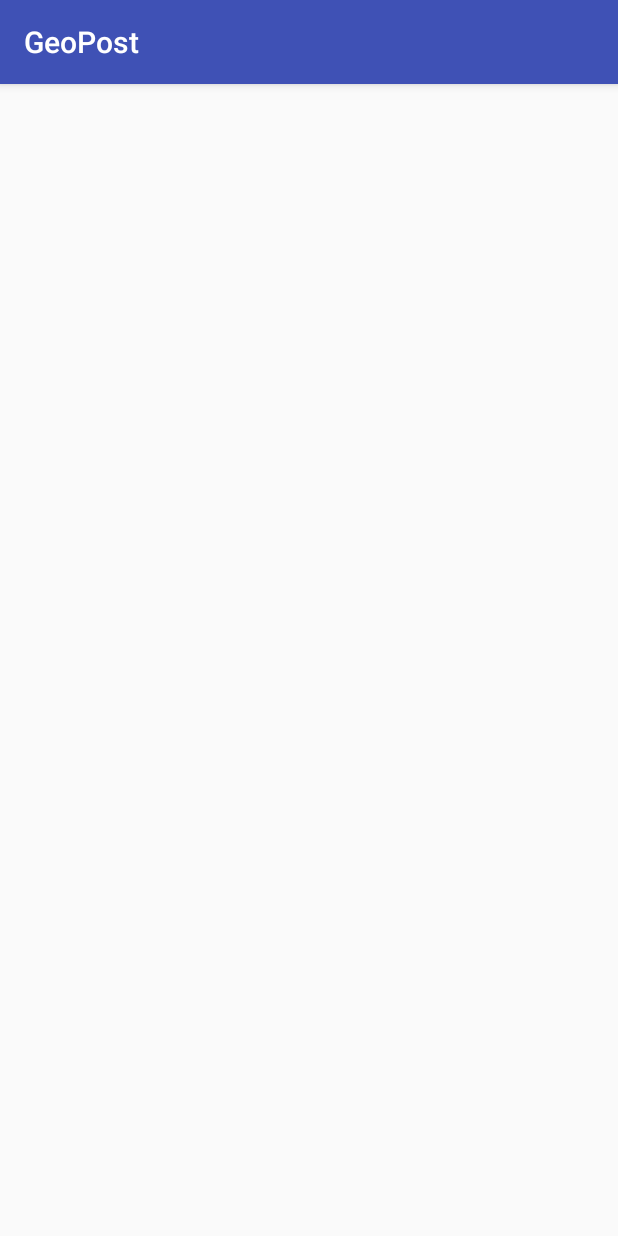
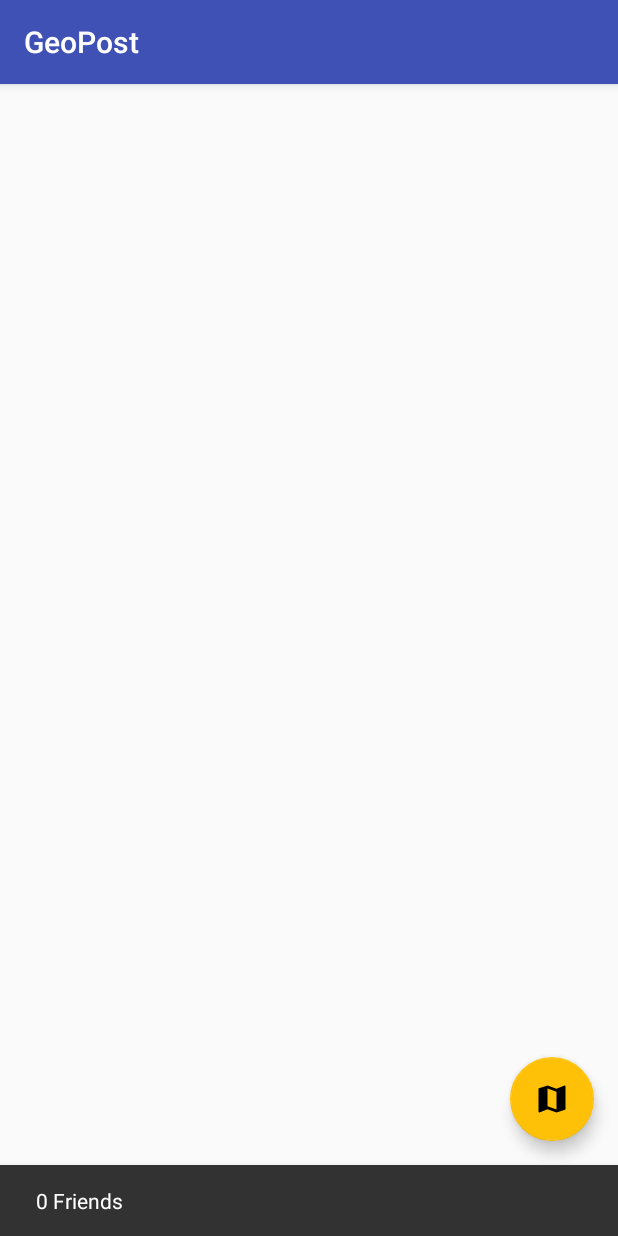
Before and after one commit to FilippoVajana/MobileComputing-AndroidLocationsApp, an Android app: the fragment FriendsFragment shown on its own in the app's theme, on a phone screen of 412 x 824 dp. Run offline under Robolectric (Android 15) with nearby library versions, the phone set to English and light mode, and no system bars.

Commit message:
replace old activity with fragment

```diff
--- a/app/src/main/AndroidManifest.xml
+++ b/app/src/main/AndroidManifest.xml
@@ -20,8 +20,6 @@
             </intent-filter>
         </activity>
         <activity
-            android:name=".activity.FriendsActivity"/>
-        <activity
             android:name=".activity.MainActivity"
             android:configChanges="orientation|screenSize"/>
         <!--
--- a/app/src/main/java/filippovajana/mcproject/activity/MainActivity.java
+++ b/app/src/main/java/filippovajana/mcproject/activity/MainActivity.java
@@ -95,7 +95,7 @@ public class MainActivity extends AppCompatActivity
                             _fragmentHelper.loadFragment(FragmentHelper.Fragments.ADD);
                             break;
                         case R.id.action_friends_list:
-                            _fragmentHelper.loadFragment(FragmentHelper.Fragments.MAP); //TODO: change to friends list
+                            _fragmentHelper.loadFragment(FragmentHelper.Fragments.FRIENDS);
                     }
                     return true;
                 });
--- a/app/src/main/java/filippovajana/mcproject/fragment/FriendsFragment.java
+++ b/app/src/main/java/filippovajana/mcproject/fragment/FriendsFragment.java
@@ -1,17 +1,28 @@
 package filippovajana.mcproject.fragment;
 
 import android.os.Bundle;
+import android.support.design.widget.Snackbar;
 import android.support.v4.app.Fragment;
 import android.view.LayoutInflater;
 import android.view.View;
 import android.view.ViewGroup;
+import android.widget.ListView;
+
+import java.util.ArrayList;
 
 import filippovajana.mcproject.R;
+import filippovajana.mcproject.adapter.AppFriendAdapter;
+import filippovajana.mcproject.helper.SystemHelper;
+import filippovajana.mcproject.model.AppDataModel;
+import filippovajana.mcproject.model.AppFriend;
 
 public class FriendsFragment extends Fragment
 {
+    //view
     View _view;
 
+    //data model
+    AppDataModel _dataModel;
 
     public FriendsFragment()
     {
@@ -24,6 +35,11 @@ public class FriendsFragment extends Fragment
     {
         super.onCreate(savedInstanceState);
 
+        //init data model
+        _dataModel = AppDataModel.getInstance();
+
+        //update friends list
+        updateFriendsListAsync();
     }
 
     @Override
@@ -31,11 +47,50 @@ public class FriendsFragment extends Fragment
                              Bundle savedInstanceState)
     {
         // Inflate the layout for this fragment
-        _view = inflater.inflate(R.layout.fragment_friends, container, false);
+        _view = inflater.inflate(R.layout.fragment_friends_list, container, false);
 
 
+        //set ListView adapter
+        setFriendsListAdapter();
 
         return _view;
     }
 
+
+    private void setFriendsListAdapter()
+    {
+        ArrayList<AppFriend> list = _dataModel.get_friendsList();
+
+        //build list adapter
+        AppFriendAdapter adapter = new AppFriendAdapter(this.getActivity(), list);
+
+        //set list adapter
+        ListView listView = (ListView) _view.findViewById(R.id.friendsListView);
+        listView.setAdapter(adapter);
+
+        //check for empty list
+        Snackbar.make(_view, String.format("%d Friends", list.size()), Snackbar.LENGTH_LONG)
+                .show();
+    }
+
+    private void updateFriendsListAsync()
+    {
+        //build task
+        Thread updateThread = new Thread(() ->
+        {
+            //update list
+            _dataModel.updateFriendsList();
+        });
+
+        //run task
+        updateThread.start();
+        try
+        {
+            updateThread.join();
+        }catch (Exception e)
+        {
+            SystemHelper.logError(this.getClass(), "Exception during friends list update");
+        }
+    }
+
 }
--- a/app/src/main/java/filippovajana/mcproject/helper/FragmentHelper.java
+++ b/app/src/main/java/filippovajana/mcproject/helper/FragmentHelper.java
@@ -9,6 +9,7 @@ import android.widget.FrameLayout;
 import java.util.Hashtable;
 
 import filippovajana.mcproject.fragment.FriendAddFragment;
+import filippovajana.mcproject.fragment.FriendsFragment;
 import filippovajana.mcproject.fragment.MapFragment;
 import filippovajana.mcproject.fragment.ProfileFragment;
 import filippovajana.mcproject.fragment.StatusUpdateFragment;
@@ -16,13 +17,13 @@ import filippovajana.mcproject.fragment.StatusUpdateFragment;
 public class FragmentHelper
 {
     //app fragments dictionary
-    public enum Fragments {PROFILE, STATUS, ADD, MAP}
+    public enum Fragments {PROFILE, STATUS, ADD, FRIENDS}
     private Hashtable<Fragments, Fragment> _fragmentDictionary = new Hashtable()
     {{
         put(Fragments.PROFILE, new ProfileFragment());
         put(Fragments.STATUS, new StatusUpdateFragment());
         put(Fragments.ADD, new FriendAddFragment());
-        put(Fragments.MAP, new MapFragment());
+        put(Fragments.FRIENDS, new FriendsFragment());
     }};
 
     private FragmentManager _manager;
--- a/app/src/main/res/layout/fragment_friends.xml
+++ /dev/null
@@ -1,15 +0,0 @@
-<?xml version="1.0" encoding="utf-8"?>
-<android.support.design.widget.CoordinatorLayout
-    xmlns:android="http://schemas.android.com/apk/res/android"
-    android:layout_width="match_parent"
-    android:layout_height="match_parent">
-
-    <android.support.constraint.ConstraintLayout
-        android:id="@+id/container"
-        android:layout_width="match_parent"
-        android:layout_height="match_parent">
-
-
-    </android.support.constraint.ConstraintLayout>
-
-</android.support.design.widget.CoordinatorLayout>
--- /dev/null
+++ b/app/src/main/res/layout/fragment_friends_list.xml
@@ -0,0 +1,23 @@
+<?xml version="1.0" encoding="utf-8"?>
+<android.support.design.widget.CoordinatorLayout
+    xmlns:android="http://schemas.android.com/apk/res/android"
+    xmlns:app="http://schemas.android.com/apk/res-auto"
+    android:id="@+id/container"
+    android:layout_width="match_parent"
+    android:layout_height="match_parent">
+
+    <ListView
+        android:id="@+id/friendsListView"
+        android:layout_width="match_parent"
+        android:layout_height="match_parent" />
+
+    <android.support.design.widget.FloatingActionButton
+        android:id="@+id/switchToMapButton"
+        android:layout_width="wrap_content"
+        android:layout_height="wrap_content"
+        android:layout_gravity="bottom|right"
+        android:layout_margin="16dp"
+        android:src="@drawable/ic_map_black_24dp"
+        app:fabSize="normal"/>
+
+</android.support.design.widget.CoordinatorLayout>
```
Also changed, not shown: app/src/main/java/filippovajana/mcproject/activity/FriendsActivity.java (deleted, +0 -90 lines), app/src/main/res/layout/activity_friends.xml (deleted, +0 -26 lines).
